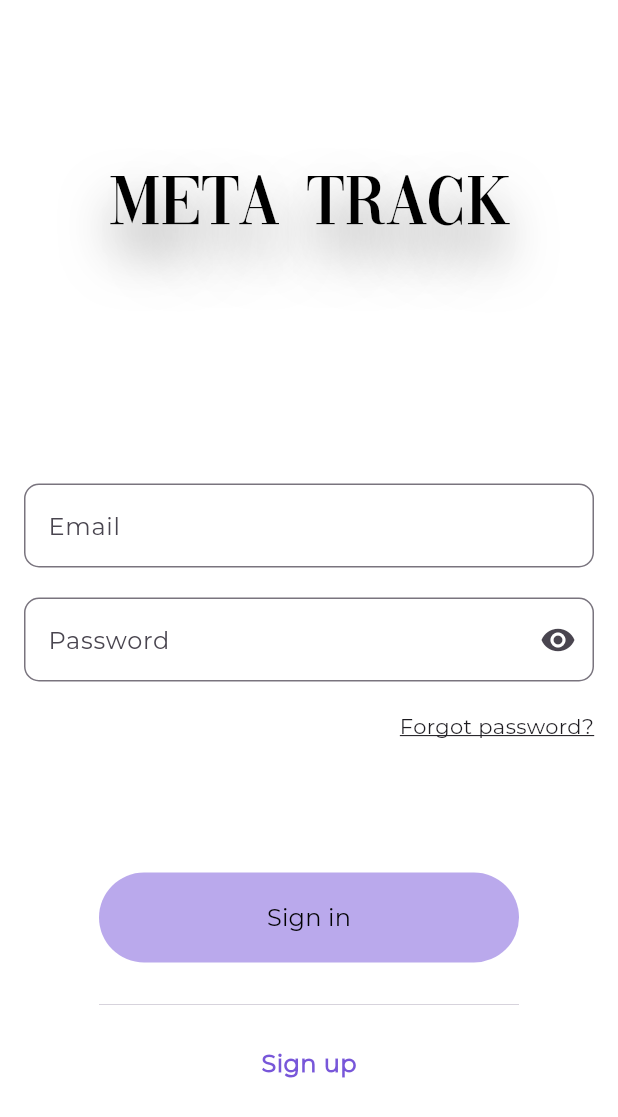
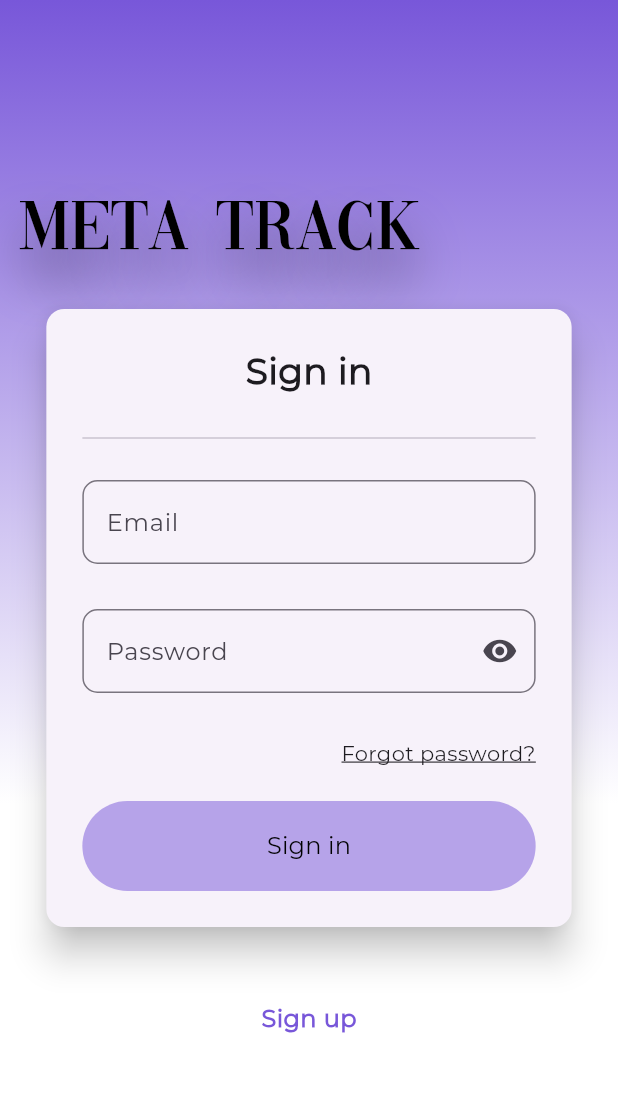
Before and after one commit to lucasbrun196/meta-track, a Flutter app: the screen it shows after launch, on a phone screen of 412 x 824 dp. Shown: the top 1117 px of the screen. Run offline on Flutter 3.47's test engine with Material 3 defaults, Android fonts, the phone set to English and light mode, and no system bars; our stand-ins replace bloc, firebase_auth, firebase_core, flutter_bloc, flutter_modular; accounts and stored records are empty; generated files the repository leaves out were written again.

Commit message:
new auth design

```diff
--- a/lib/app/modules/auth/presenter/login/login_view.dart
+++ b/lib/app/modules/auth/presenter/login/login_view.dart
@@ -1,6 +1,8 @@
 import 'package:flutter/material.dart';
 import 'package:flutter_bloc/flutter_bloc.dart';
 import 'package:meta_track/app/modules/auth/presenter/login/controller/login_controller.dart';
+import 'package:meta_track/app/utils/widgets/auth_base_layout.dart';
+import 'package:meta_track/app/utils/widgets/models/auth_bottom_text_button_model.dart';
 
 class LoginView extends StatefulWidget {
   final LoginController controller;
@@ -32,35 +34,25 @@ class _LoginViewState extends State<LoginView> {
   Widget build(BuildContext context) {
     return Scaffold(
       resizeToAvoidBottomInset: false,
-      body: Padding(
-        padding: const EdgeInsets.all(16.0),
-        child: Column(
-          mainAxisAlignment: MainAxisAlignment.spaceEvenly,
+      body: AuthBaseLayout(
+        title: 'META TRACK',
+        cardContent: Column(
+          mainAxisAlignment: MainAxisAlignment.spaceBetween,
           children: [
             Column(
+              spacing: 20,
               children: [
-                Text(
-                  'META TRACK',
-                  style: TextStyle(
-                    color: const Color.fromARGB(255, 0, 0, 0),
-                    fontFamily: 'Playfairdisplay',
-                    fontSize: 48,
-                    shadows: [
-                      Shadow(
-                        color: const Color.fromARGB(150, 0, 0, 0),
-                        offset: Offset(0, 20),
-                        blurRadius: 45,
-                      ),
-                    ],
+                Center(
+                  child: Text(
+                    'Sign in',
+                    style: TextStyle(fontSize: 24, fontWeight: FontWeight.bold),
                   ),
                 ),
-                SizedBox(
-                  height: 150,
-                ),
+                Divider(),
                 Form(
                   key: _formKey,
                   child: Column(
-                    spacing: 20,
+                    spacing: 30,
                     children: [
                       TextFormField(
                         focusNode: emailFocus,
@@ -77,7 +69,6 @@ class _LoginViewState extends State<LoginView> {
                           }
                           return null;
                         },
-                        cursorWidth: 1,
                         keyboardType: TextInputType.emailAddress,
                         controller: emailController,
                         decoration: InputDecoration(
@@ -105,7 +96,6 @@ class _LoginViewState extends State<LoginView> {
                               }
                               return null;
                             },
-                            cursorWidth: 1,
                             keyboardType: TextInputType.visiblePassword,
                             obscureText: !state.isPasswordVisible,
                             controller: passwordController,
@@ -148,23 +138,15 @@ class _LoginViewState extends State<LoginView> {
                 ),
               ],
             ),
-            Padding(
-              padding: const EdgeInsets.symmetric(horizontal: 50),
-              child: BlocBuilder<LoginController, LoginState>(
+            BlocBuilder<LoginController, LoginState>(
               bloc: widget.controller,
               buildWhen: (previous, current) =>
                   previous.status != current.status,
               builder: (context, state) {
                 if (state.status == LoginStatus.loading) {
-                    return Padding(
-                      padding: const EdgeInsets.symmetric(horizontal: 60),
-                      child: LinearProgressIndicator(),
-                    );
+                  return LinearProgressIndicator();
                 } else {
-                    return Column(
-                      spacing: 20,
-                      children: [
-                        TextButton(
+                  return TextButton(
                     style: ButtonStyle(
                       minimumSize: WidgetStateProperty.all(
                         Size(360, 60),
@@ -184,31 +166,15 @@ class _LoginViewState extends State<LoginView> {
                         color: const Color.fromARGB(255, 0, 0, 0),
                       ),
                     ),
-                        ),
-                        Divider(
-                          thickness: 0.5,
-                        ),
-                        InkWell(
-                          onTap: () =>
-                              widget.controller.navigateToCreateAccount(),
-                          overlayColor:
-                              WidgetStatePropertyAll(Colors.transparent),
-                          child: Text(
-                            'Sign up',
-                            style: TextStyle(
-                              fontWeight: FontWeight.bold,
-                              fontSize: 16,
-                              color: const Color.fromARGB(255, 120, 87, 217),
-                            ),
-                          ),
-                        )
-                      ],
                   );
                 }
               },
             ),
+          ],
         ),
-          ],
+        authBottomTextButton: AuthBottomTextButton(
+          title: 'Sign up',
+          onTap: () => widget.controller.navigateToCreateAccount(),
         ),
       ),
     );
--- /dev/null
+++ b/lib/app/utils/widgets/auth_base_layout.dart
@@ -0,0 +1,98 @@
+import 'package:flutter/material.dart';
+import 'package:meta_track/app/utils/widgets/models/auth_bottom_text_button_model.dart';
+
+class AuthBaseLayout extends StatelessWidget {
+  final String? title;
+  final Widget cardContent;
+  final AuthBottomTextButton? authBottomTextButton;
+
+  const AuthBaseLayout({
+    super.key,
+    this.title,
+    required this.cardContent,
+    this.authBottomTextButton,
+  });
+
+  @override
+  Widget build(BuildContext context) {
+    final screenSize = MediaQuery.of(context).size;
+    return Stack(
+      children: [
+        Column(
+          mainAxisAlignment: MainAxisAlignment.spaceBetween,
+          children: [
+            Container(
+              decoration: BoxDecoration(
+                  gradient: LinearGradient(
+                      begin: Alignment.topCenter,
+                      end: Alignment.bottomCenter,
+                      colors: [
+                    Color.fromARGB(255, 120, 87, 217),
+                    Color.fromARGB(255, 255, 255, 255),
+                  ])),
+              height: screenSize.height * 0.65,
+              width: screenSize.width,
+              child: title != null
+                  ? Padding(
+                      padding: const EdgeInsets.symmetric(
+                          horizontal: 12, vertical: 120),
+                      child: Text(
+                        title!,
+                        style: TextStyle(
+                          color: const Color.fromARGB(255, 0, 0, 0),
+                          fontFamily: 'Playfairdisplay',
+                          fontSize: 48,
+                          shadows: [
+                            Shadow(
+                              color: const Color.fromARGB(150, 0, 0, 0),
+                              offset: Offset(0, 20),
+                              blurRadius: 45,
+                            ),
+                          ],
+                        ),
+                      ),
+                    )
+                  : null,
+            ),
+            authBottomTextButton != null
+                ? Padding(
+                    padding: EdgeInsetsGeometry.only(bottom: 120),
+                    child: InkWell(
+                      overlayColor: WidgetStatePropertyAll(Colors.transparent),
+                      onTap: authBottomTextButton!.onTap,
+                      child: SizedBox(
+                        height: 50,
+                        width: 100,
+                        child: Center(
+                          child: Text(
+                            style: TextStyle(
+                              fontWeight: FontWeight.bold,
+                              fontSize: 16,
+                              color: const Color.fromARGB(255, 120, 87, 217),
+                            ),
+                            authBottomTextButton!.title,
+                          ),
+                        ),
+                      ),
+                    ),
+                  )
+                : SizedBox(),
+          ],
+        ),
+        Center(
+          child: Card(
+            elevation: 10,
+            child: SizedBox(
+              width: screenSize.width * 0.85,
+              height: screenSize.height * 0.50,
+              child: Padding(
+                padding: const EdgeInsets.all(24),
+                child: cardContent,
+              ),
+            ),
+          ),
+        )
+      ],
+    );
+  }
+}
--- /dev/null
+++ b/lib/app/utils/widgets/models/auth_bottom_text_button_model.dart
@@ -0,0 +1,9 @@
+class AuthBottomTextButton {
+  String title;
+  void Function() onTap;
+
+  AuthBottomTextButton({
+    required this.title,
+    required this.onTap,
+  });
+}
```
Lines whose indentation alone changed are shown as unchanged.
